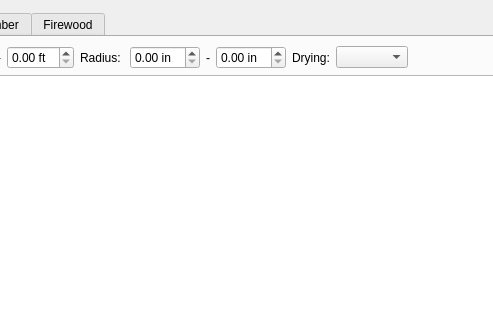
First picture: the form in ui/inventory.ui, repository thelenlucas/Senior-Design, before the edit; both pictures show x 275 to 768 and y 0 to 320 of the 855 by 841 pixel window.
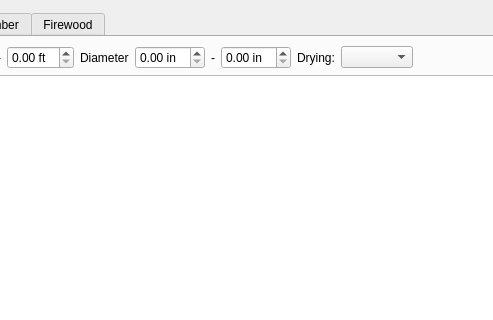
Second picture: the form after the edit.

Commit message: Minor ui update, radius -> diameter

The edit to the form file:
```diff
--- a/ui/inventory.ui
+++ b/ui/inventory.ui
@@ -98,7 +98,7 @@
          <item alignment="Qt::AlignRight">
           <widget class="QLabel" name="label_5">
            <property name="text">
-            <string>Radius: </string>
+            <string>Diameter</string>
            </property>
           </widget>
          </item>
```
Left out of the diff: 6 changed lines with no effect on the pictures. The commit also changes 1 other file.
